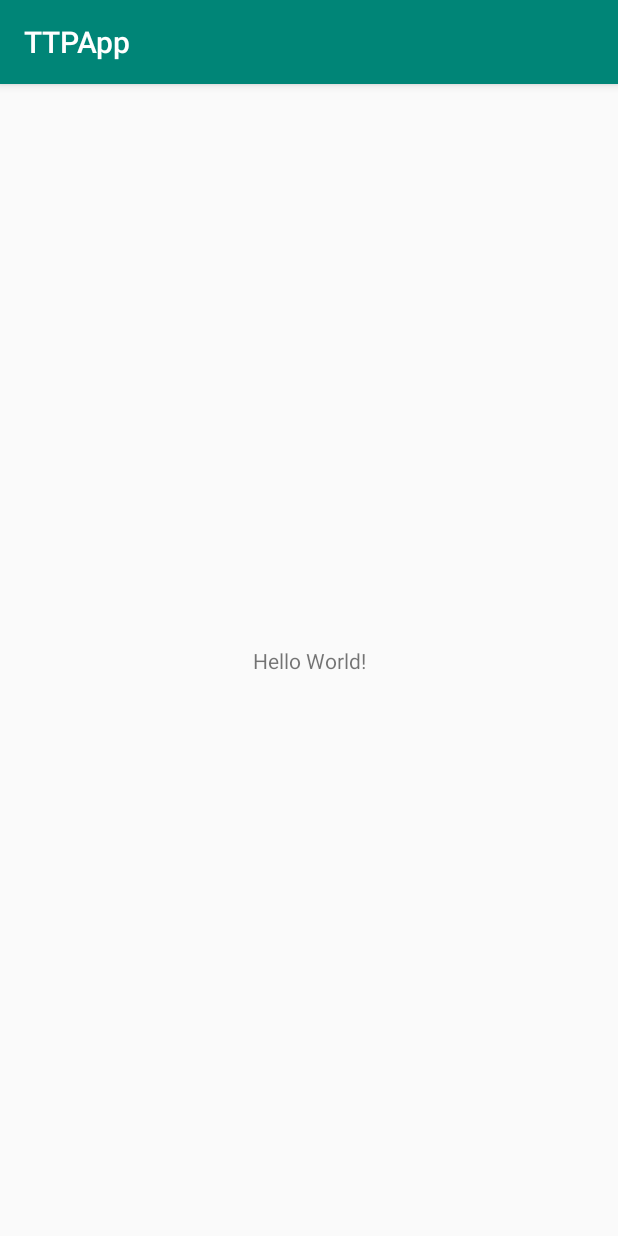
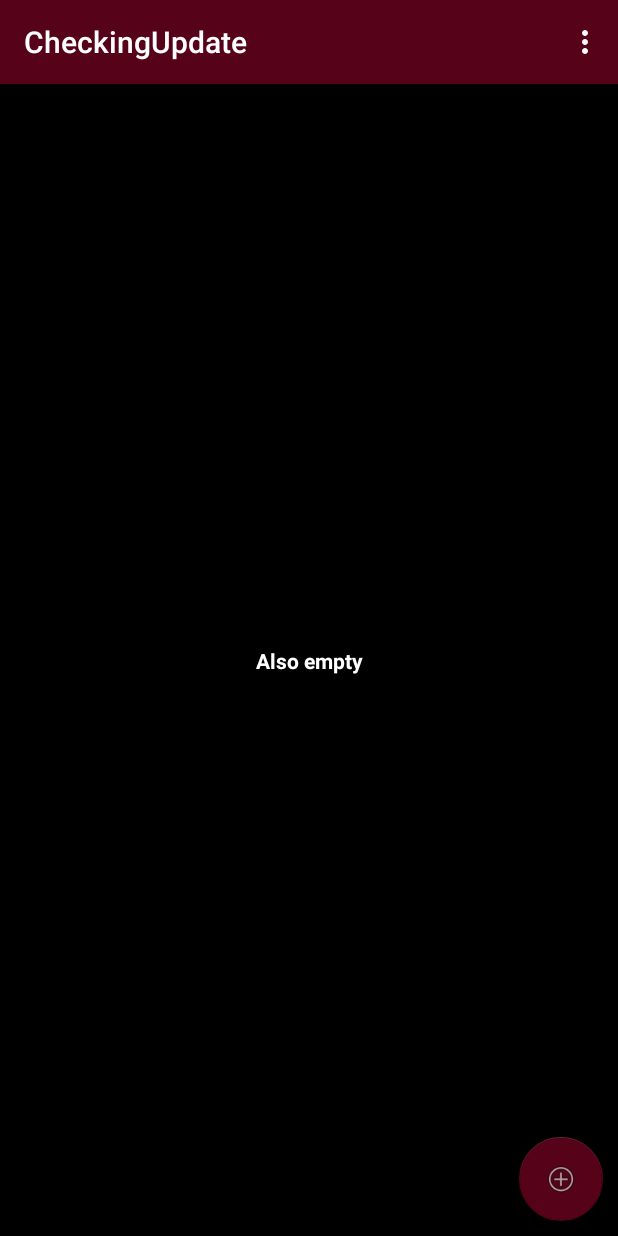
Before and after one commit to palad11n/appttp1, an Android app: the screen it shows after launch (MainActivity), on a phone screen of 412 x 824 dp. Run offline under Robolectric (Android 15) with nearby library versions, the light colour scheme and no system bars.

Commit message:
menu and dialog (#1)

```diff
--- a/app/build.gradle
+++ b/app/build.gradle
@@ -23,7 +23,13 @@ dependencies {
     implementation fileTree(dir: 'libs', include: ['*.jar'])
     implementation 'androidx.appcompat:appcompat:1.0.2'
     implementation 'androidx.constraintlayout:constraintlayout:1.1.3'
+    implementation 'androidx.legacy:legacy-support-v4:1.0.0'
     testImplementation 'junit:junit:4.12'
     androidTestImplementation 'androidx.test.ext:junit:1.1.0'
     androidTestImplementation 'androidx.test.espresso:espresso-core:3.1.1'
+
+    implementation 'com.google.android.material:material:1.0.0'
+    implementation 'com.android.support:support-v4:29.0.1'
+    implementation 'com.google.code.gson:gson:1.7.2'
+
 }
--- a/app/src/main/java/ru/csu/ttpapp/MainActivity.java
+++ b/app/src/main/java/ru/csu/ttpapp/MainActivity.java
@@ -1,14 +1,109 @@
 package ru.csu.ttpapp;
 
+import androidx.annotation.NonNull;
 import androidx.appcompat.app.AppCompatActivity;
+import androidx.fragment.app.DialogFragment;
+import androidx.fragment.app.Fragment;
+import androidx.fragment.app.FragmentManager;
 
+import android.app.Activity;
+import android.app.AlertDialog;
+import android.app.FragmentTransaction;
+import android.content.Context;
+import android.content.DialogInterface;
+import android.content.Intent;
 import android.os.Bundle;
+import android.view.Menu;
+import android.view.MenuItem;
+import android.view.View;
+import android.widget.FrameLayout;
+import android.widget.LinearLayout;
+import android.widget.ListView;
+import android.widget.Toast;
 
-public class MainActivity extends AppCompatActivity {
+import com.google.android.material.floatingactionbutton.FloatingActionButton;
+
+public class MainActivity extends AppCompatActivity implements DialogOnSaveTask.DialogListener {
+
+    Context mContext;
+    Activity mActivity;
 
     @Override
     protected void onCreate(Bundle savedInstanceState) {
         super.onCreate(savedInstanceState);
         setContentView(R.layout.activity_main);
+
+        if (mContext == null) {
+            mContext = MainActivity.this;
+        }
+        if (mActivity == null) {
+            mActivity = MainActivity.this;
+        }
+
+        final FloatingActionButton floatingActionButton = findViewById(R.id.floatingActionButton);
+        final ListView listView = findViewById(R.id.listView);
+
+        floatingActionButton.setOnClickListener(new View.OnClickListener() {
+            @Override
+            public void onClick(View v) {
+                DialogFragment dialog = new DialogOnSaveTask();
+                dialog.show(getSupportFragmentManager(), "DialogOnSaveTask show");
+            }
+        });
     }
+
+    @Override
+    public boolean onCreateOptionsMenu(Menu menu) {
+        getMenuInflater().inflate(R.menu.main_menu, menu);
+        return super.onCreateOptionsMenu(menu);
+    }
+
+    @Override
+    public boolean onOptionsItemSelected(@NonNull MenuItem item) {
+        switch (item.getItemId()) {
+            case R.id.itemPreferences:
+                break;
+            case R.id.itemAbout:
+
+                AlertDialog.Builder builder = new AlertDialog.Builder(this);
+                builder
+                        .setTitle(R.string.about_app)
+                        .setMessage(R.string.about_description)
+                        .setPositiveButton(R.string.cancel, new DialogInterface.OnClickListener() {
+                            public void onClick(DialogInterface dialog, int id) {
+                                dialog.dismiss();
+                            }
+                        });
+                builder.create();
+                builder.show();
+                break;
+            default:
+                break;
+        }
+        return super.onOptionsItemSelected(item);
+    }
+
+    @Override
+    protected void onResume() {
+        super.onResume();
+
+    }
+
+    @Override
+    protected void onDestroy() {
+        super.onDestroy();
+    }
+
+    @Override
+    public void onDialogPositiveClick(DialogFragment dialog) {
+        Toast.makeText(this,"Positiv",Toast.LENGTH_SHORT).show();
+        dialog.dismiss();
+    }
+
+    @Override
+    public void onDialogNegativeClick(DialogFragment dialog) {
+        Toast.makeText(this,"Pnegative",Toast.LENGTH_SHORT).show();
+        dialog.dismiss();
+    }
+
 }
--- a/app/src/main/res/layout/activity_main.xml
+++ b/app/src/main/res/layout/activity_main.xml
@@ -1,18 +1,55 @@
 <?xml version="1.0" encoding="utf-8"?>
-<androidx.constraintlayout.widget.ConstraintLayout xmlns:android="http://schemas.android.com/apk/res/android"
+<androidx.constraintlayout.widget.ConstraintLayout
+    xmlns:android="http://schemas.android.com/apk/res/android"
     xmlns:app="http://schemas.android.com/apk/res-auto"
     xmlns:tools="http://schemas.android.com/tools"
     android:layout_width="match_parent"
     android:layout_height="match_parent"
-    tools:context=".MainActivity">
+    tools:context=".MainActivity"
+    android:background="#000"
+    android:visibility="visible">
+
+
+    <com.google.android.material.floatingactionbutton.FloatingActionButton
+        android:id="@+id/floatingActionButton"
+        android:layout_width="wrap_content"
+        android:layout_height="wrap_content"
+        android:layout_marginRight="10dp"
+        android:layout_marginBottom="10dp"
+        android:clickable="true"
+        app:backgroundTint="#560319"
+        app:layout_constraintBottom_toBottomOf="@+id/listView"
+        app:layout_constraintEnd_toEndOf="@+id/listView"
+        app:srcCompat="@android:drawable/ic_menu_add" />
+    <ListView
+        android:id="@+id/listView"
+        android:layout_width="match_parent"
+        android:layout_height="match_parent"
+        android:clipToPadding="false"
+        android:divider="#00141414"
+        android:dividerHeight="12dp"
+        android:scrollbars="vertical"
+        app:layout_constraintBottom_toBottomOf="parent"
+        app:layout_constraintEnd_toEndOf="parent"
+        app:layout_constraintStart_toStartOf="parent"
+        app:layout_constraintTop_toTopOf="parent"
+        tools:listitem="@layout/table_row"
+        tools:visibility="gone">
+
+    </ListView>
 
     <TextView
+        android:id="@+id/emptyId"
         android:layout_width="wrap_content"
         android:layout_height="wrap_content"
-        android:text="Hello World!"
+        android:text="Also empty"
+        style="@style/TextView"
         app:layout_constraintBottom_toBottomOf="parent"
         app:layout_constraintLeft_toLeftOf="parent"
         app:layout_constraintRight_toRightOf="parent"
-        app:layout_constraintTop_toTopOf="parent" />
+        app:layout_constraintTop_toTopOf="parent"
+        tools:visibility="visible" />
+
+
 
 </androidx.constraintlayout.widget.ConstraintLayout>
--- /dev/null
+++ b/app/src/main/res/menu/main_menu.xml
@@ -0,0 +1,15 @@
+<?xml version="1.0" encoding="utf-8"?>
+<menu xmlns:app="http://schemas.android.com/apk/res-auto"
+    xmlns:android="http://schemas.android.com/apk/res/android">
+
+    <item
+        android:id="@+id/itemPreferences"
+        android:icon="@android:drawable/ic_menu_preferences"
+        app:showAsAction="never"
+        android:title="@string/setting_app"/>
+    <item
+        android:id="@+id/itemAbout"
+        android:icon="@android:drawable/ic_menu_preferences"
+        app:showAsAction="never"
+        android:title="@string/about_app"/>
+</menu>
--- a/app/src/main/res/values/colors.xml
+++ b/app/src/main/res/values/colors.xml
@@ -3,4 +3,5 @@
     <color name="colorPrimary">#008577</color>
     <color name="colorPrimaryDark">#00574B</color>
     <color name="colorAccent">#D81B60</color>
+    <color name="colorMy">#560319</color>
 </resources>
--- a/app/src/main/res/values/strings.xml
+++ b/app/src/main/res/values/strings.xml
@@ -1,3 +1,14 @@
 <resources>
-    <string name="app_name">TTPApp</string>
+    <string name="app_name">CheckingUpdate</string>
+    <string name="editLink">Insert link</string>
+    <string name="done">DONE</string>
+    <string name="cancel">CANCEL</string>
+    <string name="setting_row">Setting task</string>
+
+    <!-- TODO: Remove or change this placeholder text -->
+    <string name="hello_blank_fragment">Hello blank fragment</string>
+    <string name="set_name">Insert title</string>
+    <string name="about_app">About</string>
+    <string name="setting_app">Setting application</string>
+    <string name="about_description">Application to check for updates on your site./n Makes: student of CSU.</string>
 </resources>
--- a/app/src/main/res/values/styles.xml
+++ b/app/src/main/res/values/styles.xml
@@ -3,9 +3,26 @@
     <!-- Base application theme. -->
     <style name="AppTheme" parent="Theme.AppCompat.Light.DarkActionBar">
         <!-- Customize your theme here. -->
-        <item name="colorPrimary">@color/colorPrimary</item>
-        <item name="colorPrimaryDark">@color/colorPrimaryDark</item>
-        <item name="colorAccent">@color/colorAccent</item>
+        <item name="colorPrimary">@color/colorMy</item>
+        <item name="colorPrimaryDark">@color/colorMy</item>
+        <item name="colorAccent">@color/colorMy</item>
+
+    </style>
+
+
+    <style name="StyleTaskForList">
+        <item name="android:background">@drawable/my_off_shape</item>
+        <item name="android:textColor">#fff</item>
+    </style>
+    <style name="BtnUpdate" parent="StyleTaskForList">
+        <item name="android:background">@drawable/btn_update_shape</item>
+    </style>
+
+    <style name="TextView">
+        <item name="android:textColor">#fff</item>
+        <item name="android:textStyle">bold</item>
+        <!--        <item name="android:fontFamily">@font/objectsans_regular</item>-->
+        <!--        <item name="fontFamily">@font/objectsans_regular</item>-->
     </style>
 
 </resources>
```
Also changed, not shown: app/src/main/java/ru/csu/ttpapp/DialogOnSaveTask.java (added, +63 -0 lines), app/src/main/res/drawable/btn_update_shape.xml (added, +12 -0 lines), app/src/main/res/drawable/my_off_shape.xml (added, +18 -0 lines), app/src/main/res/drawable/my_on_shape.xml (added, +18 -0 lines), app/src/main/res/layout/dialog_create.xml (added, +49 -0 lines), app/src/main/res/layout/table_row.xml (added, +92 -0 lines), app/src/main/res/values/dimens.xml (added, +7 -0 lines), 1 other file.
